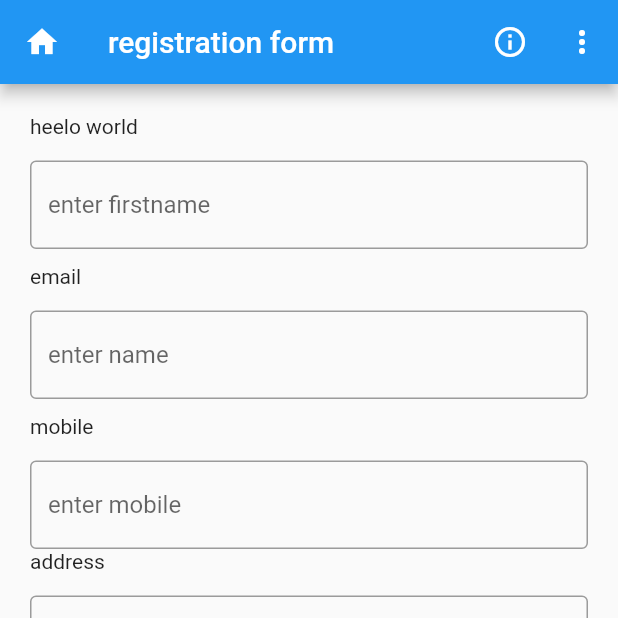
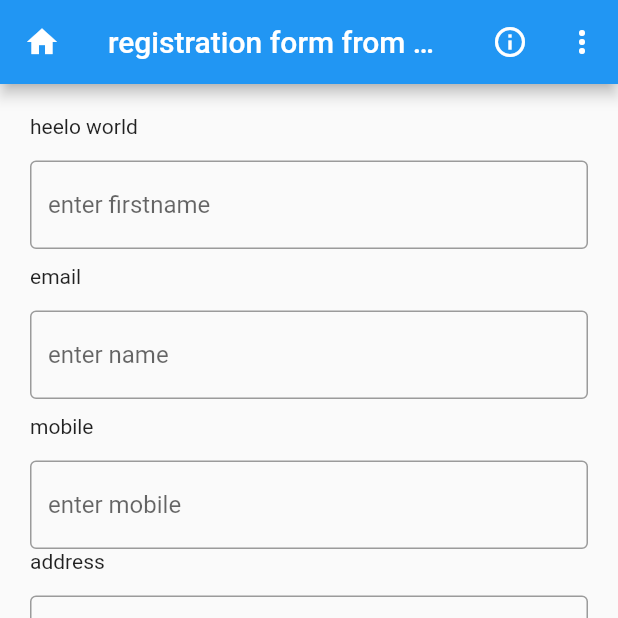
Before and after one commit to pranav9528/sagar, a Flutter app: the screen it shows after launch, on a phone screen of 412 x 824 dp, the top half of it. Run offline on Flutter 3.47's test engine with Material 2 defaults, Android fonts, the phone set to English and light mode, and no system bars.

```diff
--- a/repo1/lib/main.dart
+++ b/repo1/lib/main.dart
@@ -42,7 +42,7 @@ class _RegisterPageState extends State<RegisterPage> {
             onPressed: () {},
             icon: const Icon(Icons.home),
           ),
-          title: Text("registration form "),
+          title: Text("registration form from 7464 "),
           actions: [
             IconButton(
               onPressed: () {},
```
